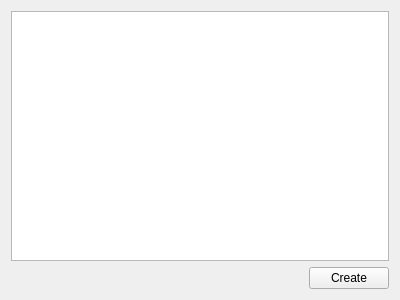
Qt form src/qt/forms/bonuscodetab.ui (Ailein/atbcoin-insight) before a commit.
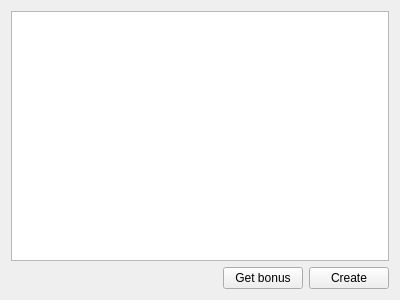
The same form after that commit.

```diff
--- a/src/qt/forms/bonuscodetab.ui
+++ b/src/qt/forms/bonuscodetab.ui
@@ -39,6 +39,13 @@
        </property>
       </spacer>
      </item>
+     <item>
+      <widget class="QPushButton" name="BGet">
+       <property name="text">
+        <string>Get bonus</string>
+       </property>
+      </widget>
+     </item>
      <item>
       <widget class="QPushButton" name="BCreate">
        <property name="text">
```
